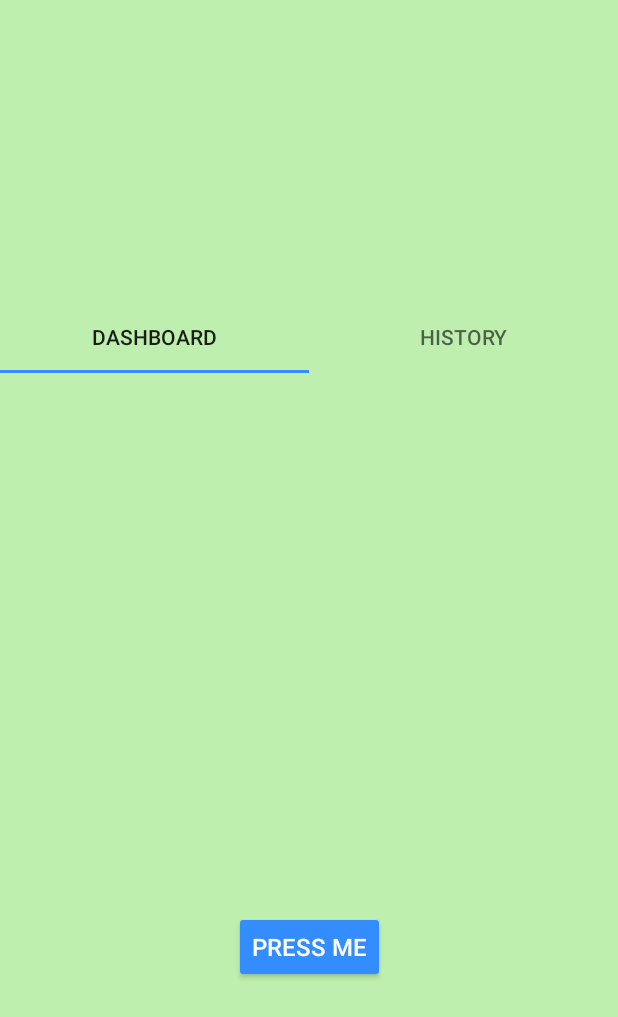
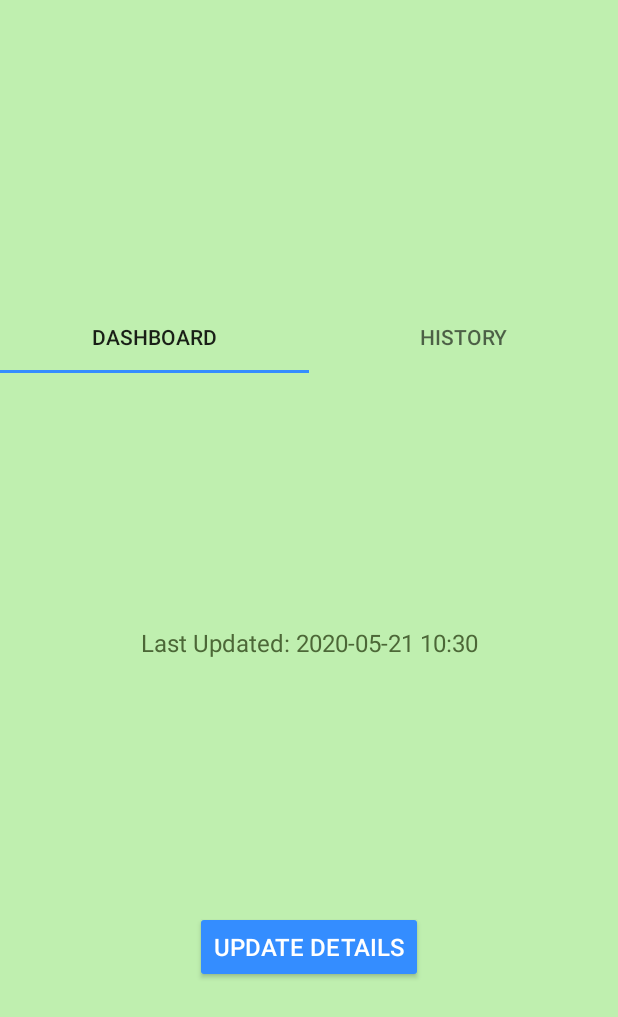
Before and after one commit to WeebTeam/EdenSight_Android, an Android app: the DashboardFragment screen opened directly, with no data from a screen before it, on a phone screen of 412 x 824 dp. Shown: the top 1017 px of the screen. Run offline under Robolectric (Android 15) with nearby library versions, the light colour scheme and no system bars; pictures from the network do not load; 7 statements that could not run were skipped.

Commit message:
Dashboard and History fragments can retrieve current datetime and self refresh on button click
fufu

```diff
--- a/EdenSight/app/src/main/java/com/example/edensight/DashboardFragment.java
+++ b/EdenSight/app/src/main/java/com/example/edensight/DashboardFragment.java
@@ -3,6 +3,7 @@ package com.example.edensight;
 import android.os.Bundle;
 
 import androidx.fragment.app.Fragment;
+import androidx.fragment.app.FragmentTransaction;
 
 import android.view.LayoutInflater;
 import android.view.View;
@@ -11,9 +12,12 @@ import android.widget.Button;
 import android.widget.TextView;
 import android.widget.Toast;
 
+import java.text.SimpleDateFormat;
+import java.util.Calendar;
+import java.util.Locale;
+
 public class DashboardFragment extends Fragment {
     private static final String RESIDENT_PARAMETER = "resident";
-
     private Resident resident;
 
     public DashboardFragment() {
@@ -39,18 +43,25 @@ public class DashboardFragment extends Fragment {
     @Override
     public View onCreateView(LayoutInflater inflater, ViewGroup container, Bundle savedInstanceState) {
         View view = inflater.inflate(R.layout.fragment_dashboard,container,false);
-        TextView testText = (TextView)view.findViewById(R.id.test_dashboardText);
-        Button testButton = (Button)view.findViewById(R.id.test_dashboardButton);
+        TextView timeDisplay = view.findViewById(R.id.test_dashboardText);
+        Button refreshBtn = view.findViewById(R.id.test_dashboardButton);
 
-        String text = "Name: " + resident.getName();
-        testText.setText(text);
-        testButton.setOnClickListener(new View.OnClickListener() {
+        Calendar calendar = Calendar.getInstance();
+        SimpleDateFormat dateFormat = new SimpleDateFormat("yyyy-MM-dd HH:mm", Locale.ENGLISH);
+        String currentTime = "Last Updated: " + dateFormat.format(calendar.getTime());
+        timeDisplay.setText(currentTime);
+
+        // Lets user refresh fragment to retrieve latest data and time
+        refreshBtn.setOnClickListener(new View.OnClickListener() {
             @Override
             public void onClick(View v) {
-                Toast.makeText(getContext(), resident.getName(), Toast.LENGTH_SHORT).show();
+                FragmentTransaction ft = getFragmentManager().beginTransaction();
+                ft.detach(DashboardFragment.this).attach(DashboardFragment.this).commit();
+                Toast.makeText(getActivity(), "Update Complete", Toast.LENGTH_SHORT).show();
             }
         });
 
         return view;
     }
+
 }
--- a/EdenSight/app/src/main/java/com/example/edensight/HistoryFragment.java
+++ b/EdenSight/app/src/main/java/com/example/edensight/HistoryFragment.java
@@ -3,6 +3,7 @@ package com.example.edensight;
 import android.os.Bundle;
 
 import androidx.fragment.app.Fragment;
+import androidx.fragment.app.FragmentTransaction;
 
 import android.view.LayoutInflater;
 import android.view.View;
@@ -12,6 +13,10 @@ import android.widget.TextView;
 import android.widget.Toast;
 
 import org.w3c.dom.Text;
+
+import java.text.SimpleDateFormat;
+import java.util.Calendar;
+import java.util.Locale;
 
 public class HistoryFragment extends Fragment {
     private static final String RESIDENT_PARAMETER = "resident";
@@ -41,15 +46,20 @@ public class HistoryFragment extends Fragment {
     @Override
     public View onCreateView(LayoutInflater inflater, ViewGroup container, Bundle savedInstanceState) {
         View view = inflater.inflate(R.layout.fragment_history, container, false);
-        TextView testText = (TextView)view.findViewById(R.id.test_historyText);
-        Button testButton = (Button)view.findViewById(R.id.test_historyButton);
+        TextView timeDisplay = view.findViewById(R.id.test_historyText);
+        Button refreshBtn = view.findViewById(R.id.test_historyButton);
 
-        String text = "Age: " + resident.getAge();
-        testText.setText(text);
-        testButton.setOnClickListener(new View.OnClickListener() {
+        Calendar calendar = Calendar.getInstance();
+        SimpleDateFormat dateFormat = new SimpleDateFormat("yyyy-MM-dd HH:mm", Locale.ENGLISH);
+        String currentTime = "Last Updated: " + dateFormat.format(calendar.getTime());
+        timeDisplay.setText(currentTime);
+
+        refreshBtn.setOnClickListener(new View.OnClickListener() {
             @Override
             public void onClick(View v) {
-                Toast.makeText(getContext(), resident.getAge(), Toast.LENGTH_SHORT).show();
+                FragmentTransaction ft = getFragmentManager().beginTransaction();
+                ft.detach(HistoryFragment.this).attach(HistoryFragment.this).commit();
+                Toast.makeText(getActivity(), "Update Complete", Toast.LENGTH_SHORT).show();
             }
         });
 
--- a/EdenSight/app/src/main/res/layout/fragment_dashboard.xml
+++ b/EdenSight/app/src/main/res/layout/fragment_dashboard.xml
@@ -12,7 +12,7 @@
         android:id="@+id/test_dashboardText"
         android:layout_width="wrap_content"
         android:layout_height="wrap_content"
-        android:text="Test"
+        android:text="Time"
         app:layout_constraintLeft_toLeftOf="parent"
         app:layout_constraintRight_toRightOf="parent"
         app:layout_constraintTop_toTopOf="parent"
@@ -22,7 +22,7 @@
         android:id="@+id/test_dashboardButton"
         android:layout_width="wrap_content"
         android:layout_height="wrap_content"
-        android:text="Press Me"
+        android:text="Update Details"
         app:layout_constraintLeft_toLeftOf="parent"
         app:layout_constraintRight_toRightOf="parent"
         app:layout_constraintTop_toBottomOf="@id/test_dashboardText"
--- a/EdenSight/app/src/main/res/layout/fragment_history.xml
+++ b/EdenSight/app/src/main/res/layout/fragment_history.xml
@@ -12,7 +12,7 @@
         android:id="@+id/test_historyText"
         android:layout_width="wrap_content"
         android:layout_height="wrap_content"
-        android:text="Test"
+        android:text="Time"
         app:layout_constraintLeft_toLeftOf="parent"
         app:layout_constraintRight_toRightOf="parent"
         app:layout_constraintTop_toTopOf="parent"
@@ -22,7 +22,7 @@
         android:id="@+id/test_historyButton"
         android:layout_width="wrap_content"
         android:layout_height="wrap_content"
-        android:text="Press Me"
+        android:text="Update Details"
         app:layout_constraintLeft_toLeftOf="parent"
         app:layout_constraintRight_toRightOf="parent"
         app:layout_constraintTop_toBottomOf="@id/test_historyText"
```
Also changed, not shown: EdenSight/app/src/main/java/com/example/edensight/ResidentDetailsActivity.java (+15 -2 lines).
